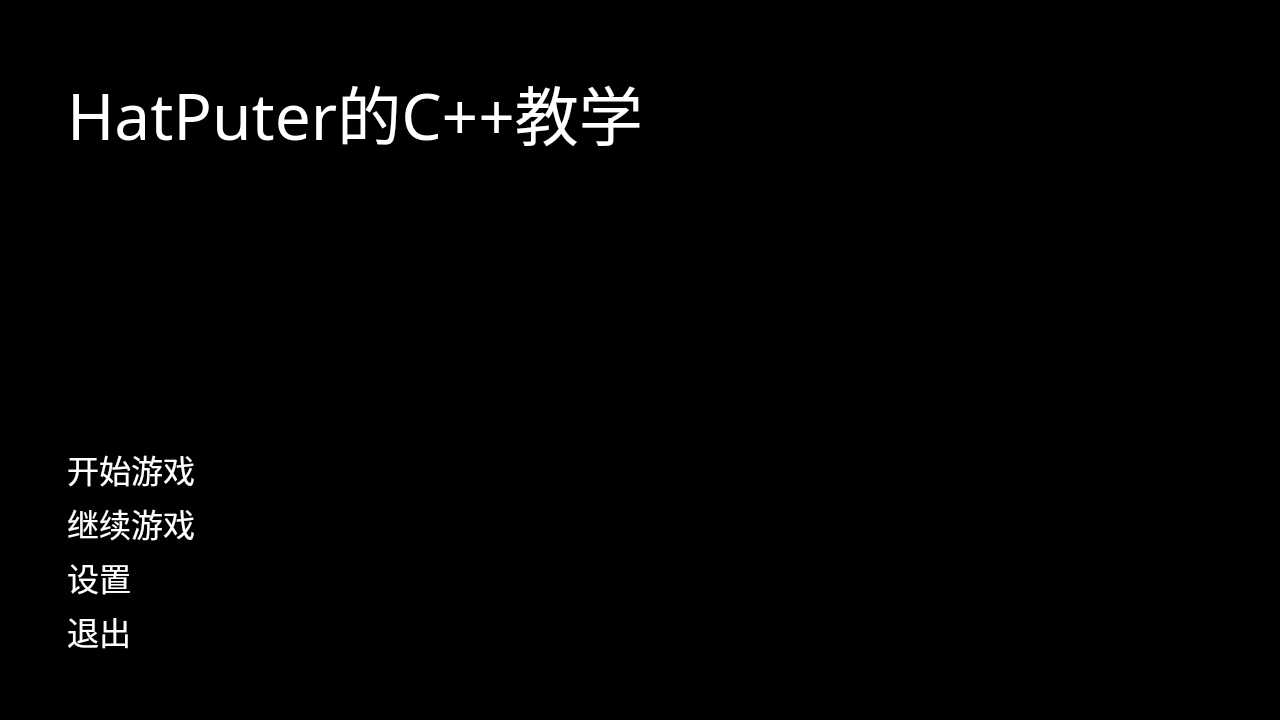
First picture: the form in ui/Menu.ui, repository HatPuter/HatPuterCppTeaching, before the edit.
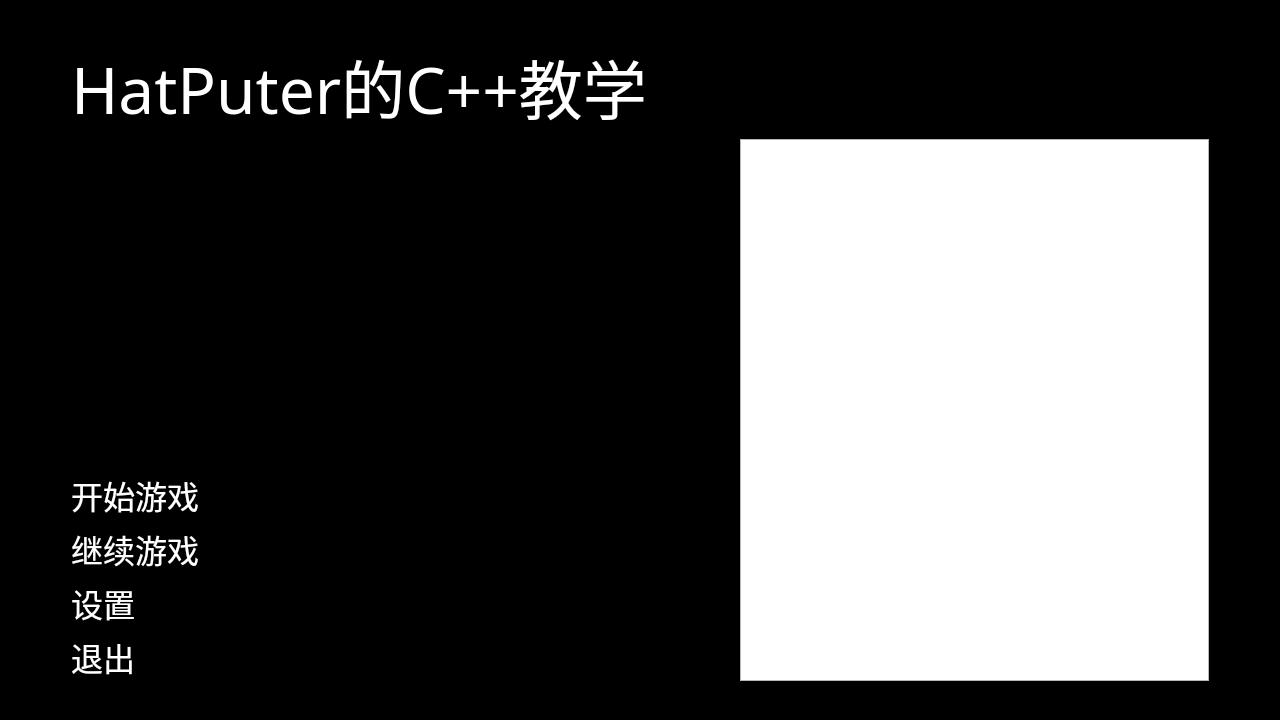
Second picture: the form after the edit.

```diff
--- a/ui/Menu.ui
+++ b/ui/Menu.ui
@@ -28,47 +28,7 @@
 </string>
   </property>
   <layout class="QGridLayout" name="gridLayout">
-   <item row="7" column="1">
-    <widget class="QLabel" name="Exit">
-     <property name="font">
-      <font>
-       <family>Maple Mono NL CN</family>
-       <pointsize>-1</pointsize>
-      </font>
-     </property>
-     <property name="styleSheet">
-      <string notr="true">QLabel#Exit {
-    color: White;
-    font-size: 32px;
-}
-</string>
-     </property>
-     <property name="text">
-      <string>退出</string>
-     </property>
-    </widget>
-   </item>
-   <item row="2" column="1">
-    <widget class="QLabel" name="SeparatorLine1">
-     <property name="font">
-      <font>
-       <family>Maple Mono NL CN</family>
-       <pointsize>-1</pointsize>
-      </font>
-     </property>
-     <property name="styleSheet">
-      <string notr="true">QLabel#SeparatorLine1 {
-	background-color: rgba(255, 255, 255, 0);
-    font-size: 9px;
-}
-</string>
-     </property>
-     <property name="text">
-      <string>&lt;html&gt;&lt;head/&gt;&lt;body&gt;&lt;p&gt;&lt;span style=&quot; font-size:7pt;&quot;&gt;分割线&lt;/span&gt;&lt;/p&gt;&lt;p&gt;&lt;span style=&quot; font-size:7pt;&quot;&gt;分割线&lt;/span&gt;&lt;/p&gt;&lt;p&gt;&lt;span style=&quot; font-size:7pt;&quot;&gt;分割线&lt;/span&gt;&lt;/p&gt;&lt;p&gt;&lt;span style=&quot; font-size:7pt;&quot;&gt;分割线&lt;/span&gt;&lt;/p&gt;&lt;p&gt;&lt;span style=&quot; font-size:7pt;&quot;&gt;分割线&lt;/span&gt;&lt;/p&gt;&lt;p&gt;&lt;span style=&quot; font-size:7pt;&quot;&gt;分割线&lt;/span&gt;&lt;/p&gt;&lt;p&gt;&lt;span style=&quot; font-size:7pt;&quot;&gt;分割线&lt;/span&gt;&lt;/p&gt;&lt;p&gt;&lt;span style=&quot; font-size:7pt;&quot;&gt;分割线&lt;/span&gt;&lt;/p&gt;&lt;p&gt;&lt;span style=&quot; font-size:7pt;&quot;&gt;分割线&lt;/span&gt;&lt;/p&gt;&lt;p&gt;&lt;span style=&quot; font-size:7pt;&quot;&gt;分割线&lt;/span&gt;&lt;/p&gt;&lt;p&gt;&lt;span style=&quot; font-size:7pt;&quot;&gt;分割线&lt;/span&gt;&lt;/p&gt;&lt;/body&gt;&lt;/html&gt;</string>
-     </property>
-    </widget>
-   </item>
-   <item row="1" column="1">
+   <item row="1" column="2">
     <widget class="QLabel" name="GameTitle">
      <property name="font">
       <font>
@@ -91,8 +51,28 @@
      </property>
     </widget>
    </item>
-   <item row="3" column="1">
-    <widget class="QLabel" name="StartGame">
+   <item row="2" column="2">
+    <widget class="QLabel" name="SeparatorLine1">
+     <property name="font">
+      <font>
+       <family>Maple Mono NL CN</family>
+       <pointsize>-1</pointsize>
+      </font>
+     </property>
+     <property name="styleSheet">
+      <string notr="true">QLabel#SeparatorLine1 {
+	background-color: rgba(255, 255, 255, 0);
+    font-size: 9px;
+}
+</string>
+     </property>
+     <property name="text">
+      <string>&lt;html&gt;&lt;head/&gt;&lt;body&gt;&lt;p&gt;&lt;span style=&quot; font-size:7pt;&quot;&gt;分割线&lt;/span&gt;&lt;/p&gt;&lt;p&gt;&lt;span style=&quot; font-size:7pt;&quot;&gt;分割线&lt;/span&gt;&lt;/p&gt;&lt;p&gt;&lt;span style=&quot; font-size:7pt;&quot;&gt;分割线&lt;/span&gt;&lt;/p&gt;&lt;p&gt;&lt;span style=&quot; font-size:7pt;&quot;&gt;分割线&lt;/span&gt;&lt;/p&gt;&lt;p&gt;&lt;span style=&quot; font-size:7pt;&quot;&gt;分割线&lt;/span&gt;&lt;/p&gt;&lt;p&gt;&lt;span style=&quot; font-size:7pt;&quot;&gt;分割线&lt;/span&gt;&lt;/p&gt;&lt;p&gt;&lt;span style=&quot; font-size:7pt;&quot;&gt;分割线&lt;/span&gt;&lt;/p&gt;&lt;p&gt;&lt;span style=&quot; font-size:7pt;&quot;&gt;分割线&lt;/span&gt;&lt;/p&gt;&lt;p&gt;&lt;span style=&quot; font-size:7pt;&quot;&gt;分割线&lt;/span&gt;&lt;/p&gt;&lt;p&gt;&lt;span style=&quot; font-size:7pt;&quot;&gt;分割线&lt;/span&gt;&lt;/p&gt;&lt;p&gt;&lt;span style=&quot; font-size:7pt;&quot;&gt;分割线&lt;/span&gt;&lt;/p&gt;&lt;p&gt;&lt;span style=&quot; font-size:7pt;&quot;&gt;分割线&lt;/span&gt;&lt;/p&gt;&lt;p&gt;&lt;span style=&quot; font-size:7pt;&quot;&gt;分割线&lt;/span&gt;&lt;/p&gt;&lt;/body&gt;&lt;/html&gt;</string>
+     </property>
+    </widget>
+   </item>
+   <item row="0" column="0" rowspan="8">
+    <widget class="QLabel" name="SeparatorLine4">
      <property name="maximumSize">
       <size>
        <width>16777215</width>
@@ -106,19 +86,133 @@
       </font>
      </property>
      <property name="styleSheet">
-      <string notr="true">QLabel#StartGame {
-    color: White;
-    font-size: 32px;
+      <string notr="true">QLabel#SeparatorLine4 {
+	background-color: rgba(255, 255, 255, 0);
+    font-size: 9px;
 }
 </string>
      </property>
      <property name="text">
-      <string>开始游戏</string>
+      <string>分割线分割线</string>
      </property>
     </widget>
    </item>
-   <item row="5" column="1">
-    <widget class="QLabel" name="Settings">
+   <item row="2" column="4" rowspan="5">
+    <widget class="QListView" name="SeparatorLine4_2"/>
+   </item>
+   <item row="3" column="2" rowspan="4">
+    <layout class="QGridLayout" name="MenuOptions">
+     <item row="0" column="0">
+      <widget class="QLabel" name="StartGame">
+       <property name="maximumSize">
+        <size>
+         <width>16777215</width>
+         <height>16777215</height>
+        </size>
+       </property>
+       <property name="font">
+        <font>
+         <family>Maple Mono NL CN</family>
+         <pointsize>-1</pointsize>
+        </font>
+       </property>
+       <property name="styleSheet">
+        <string notr="true">QLabel#StartGame {
+    color: White;
+    font-size: 32px;
+}
+</string>
+       </property>
+       <property name="text">
+        <string>开始游戏</string>
+       </property>
+      </widget>
+     </item>
+     <item row="1" column="0">
+      <widget class="QLabel" name="ContinueGame">
+       <property name="font">
+        <font>
+         <family>Maple Mono NL CN</family>
+         <pointsize>-1</pointsize>
+        </font>
+       </property>
+       <property name="styleSheet">
+        <string notr="true">QLabel#ContinueGame {
+    color: White;
+    font-size: 32px;
+}
+</string>
+       </property>
+       <property name="text">
+        <string>继续游戏</string>
+       </property>
+      </widget>
+     </item>
+     <item row="0" column="3">
+      <widget class="QLabel" name="label_2">
+       <property name="text">
+        <string>TextLabel</string>
+       </property>
+      </widget>
+     </item>
+     <item row="3" column="0">
+      <widget class="QLabel" name="Exit">
+       <property name="font">
+        <font>
+         <family>Maple Mono NL CN</family>
+         <pointsize>-1</pointsize>
+        </font>
+       </property>
+       <property name="styleSheet">
+        <string notr="true">QLabel#Exit {
+    color: White;
+    font-size: 32px;
+}
+</string>
+       </property>
+       <property name="text">
+        <string>退出</string>
+       </property>
+      </widget>
+     </item>
+     <item row="2" column="0">
+      <widget class="QLabel" name="Settings">
+       <property name="font">
+        <font>
+         <family>Maple Mono NL CN</family>
+         <pointsize>-1</pointsize>
+        </font>
+       </property>
+       <property name="styleSheet">
+        <string notr="true">QLabel#Settings {
+    color: White;
+    font-size: 32px;
+}
+</string>
+       </property>
+       <property name="text">
+        <string>设置</string>
+       </property>
+      </widget>
+     </item>
+     <item row="1" column="2">
+      <widget class="QLabel" name="label">
+       <property name="text">
+        <string>TextLabel</string>
+       </property>
+      </widget>
+     </item>
+     <item row="2" column="1" rowspan="2">
+      <widget class="QLabel" name="label_3">
+       <property name="text">
+        <string>TextLabel</string>
+       </property>
+      </widget>
+     </item>
+    </layout>
+   </item>
+   <item row="1" column="3" rowspan="6">
+    <widget class="QLabel" name="SeparatorLine6">
      <property name="font">
       <font>
        <family>Maple Mono NL CN</family>
@@ -126,18 +220,18 @@
       </font>
      </property>
      <property name="styleSheet">
-      <string notr="true">QLabel#Settings {
-    color: White;
-    font-size: 32px;
+      <string notr="true">QLabel#SeparatorLine6 {
+	background-color: rgba(255, 255, 255, 0);
+    font-size: 9px;
 }
 </string>
      </property>
      <property name="text">
-      <string>设置</string>
+      <string>分割线分割线分割线</string>
      </property>
     </widget>
    </item>
-   <item row="0" column="1">
+   <item row="0" column="2" colspan="3">
     <widget class="QLabel" name="SeparatorLine3">
      <property name="font">
       <font>
@@ -157,7 +251,7 @@
      </property>
     </widget>
    </item>
-   <item row="8" column="1">
+   <item row="7" column="2" colspan="3">
     <widget class="QLabel" name="SeparatorLine2">
      <property name="font">
       <font>
@@ -177,8 +271,8 @@
      </property>
     </widget>
    </item>
-   <item row="4" column="1">
-    <widget class="QLabel" name="ContinueGame">
+   <item row="0" column="5" rowspan="8">
+    <widget class="QLabel" name="SeparatorLine5">
      <property name="font">
       <font>
        <family>Maple Mono NL CN</family>
@@ -186,40 +280,14 @@
       </font>
      </property>
      <property name="styleSheet">
-      <string notr="true">QLabel#ContinueGame {
-    color: White;
-    font-size: 32px;
-}
-</string>
-     </property>
-     <property name="text">
-      <string>继续游戏</string>
-     </property>
-    </widget>
-   </item>
-   <item row="2" column="0">
-    <widget class="QLabel" name="SeparatorLine4">
-     <property name="maximumSize">
-      <size>
-       <width>50</width>
-       <height>16777215</height>
-      </size>
-     </property>
-     <property name="font">
-      <font>
-       <family>Maple Mono NL CN</family>
-       <pointsize>-1</pointsize>
-      </font>
-     </property>
-     <property name="styleSheet">
-      <string notr="true">QLabel#SeparatorLine4 {
+      <string notr="true">QLabel#SeparatorLine5 {
 	background-color: rgba(255, 255, 255, 0);
     font-size: 9px;
 }
 </string>
      </property>
      <property name="text">
-      <string>分割线</string>
+      <string>分割线分割线</string>
      </property>
     </widget>
    </item>
```
